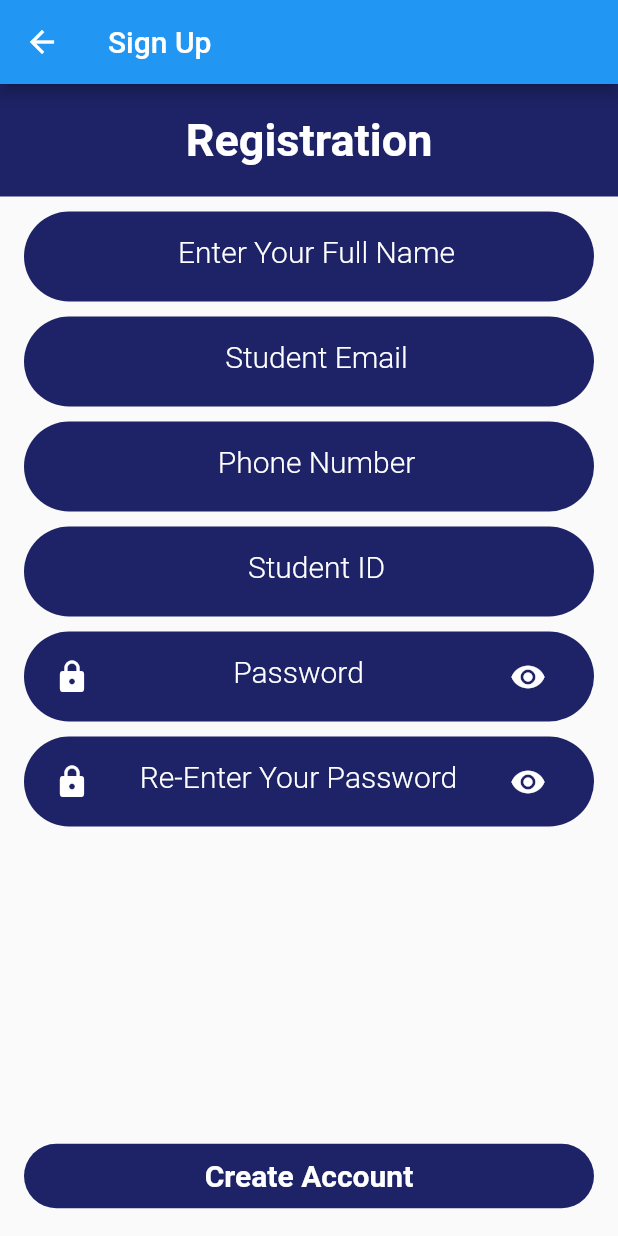
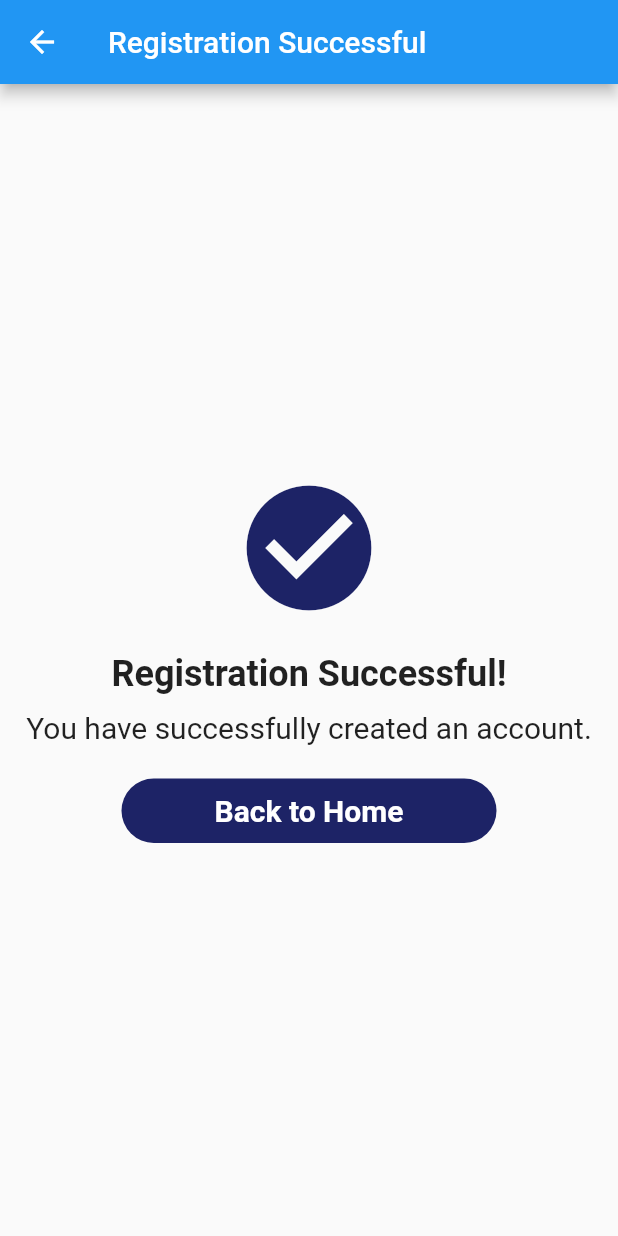
Before and after one commit to rasikasrimal/MadiCare_MAD, a Flutter app: the SignUpPage screen opened directly, after a tap on "Create Account", on a phone screen of 412 x 824 dp. Run offline on Flutter 3.47's test engine with Material 2 defaults, Android fonts, the phone set to English and light mode, and no system bars; Roboto replaces fonts that are missing (Helvetica).

Commit message:
Registration Success Page Added

```diff
--- a/medicare/lib/login/signup_page.dart
+++ b/medicare/lib/login/signup_page.dart
@@ -2,6 +2,7 @@ import 'package:flutter/material.dart';
 import 'package:medicare/constants/colors.dart';
 import 'package:medicare/text_buttons/main_text_button.dart';
 import 'package:medicare/text_buttons/username_pass.dart';
+import 'package:medicare/login/successful.dart'; // Import the RegistrationSuccessfulPage
 
 class SignUpPage extends StatelessWidget {
   const SignUpPage({Key? key});
@@ -80,7 +81,13 @@ class SignUpPage extends StatelessWidget {
               child: MainTextButton(
                 text: 'Create Account',
                 onPressed: () {
-                  // Add your create account logic here
+                  // Navigate to the Registration Successful page
+                  Navigator.push(
+                    context,
+                    MaterialPageRoute(
+                      builder: (context) => RegistrationSuccessfulPage(),
+                    ),
+                  );
                 },
               ),
             ),
--- /dev/null
+++ b/medicare/lib/login/successful.dart
@@ -0,0 +1,61 @@
+import 'package:flutter/material.dart';
+import 'package:medicare/constants/colors.dart';
+import 'package:medicare/text_buttons/main_text_button.dart'; // Import your custom MainTextButton
+import 'package:medicare/login/intro_home.dart'; // Import your Home page
+
+class RegistrationSuccessfulPage extends StatelessWidget {
+  const RegistrationSuccessfulPage({Key? key});
+
+  @override
+  Widget build(BuildContext context) {
+    return Scaffold(
+      appBar: AppBar(
+        title: const Text('Registration Successful'),
+      ),
+      body: Center(
+        child: Column(
+          mainAxisAlignment: MainAxisAlignment.center,
+          children: <Widget>[
+            const Icon(
+              Icons.check_circle,
+              color: mainColor,
+              size: 100,
+            ),
+            const SizedBox(height: 20),
+            const Text(
+              'Registration Successful!',
+              style: TextStyle(
+                fontSize: 24,
+                fontWeight: FontWeight.bold,
+              ),
+            ),
+            const SizedBox(height: 10),
+            const Text(
+              'You have successfully created an account.',
+              style: TextStyle(
+                fontSize: 20, // Adjust the font size as needed
+              ),
+              textAlign: TextAlign.center,
+            ),
+            const SizedBox(height: 20),
+            Container(
+              // Wrap both the text and button in a container
+              width: 250, // Set the width to match the desired width
+              child: MainTextButton(
+                // Use your custom MainTextButton
+                text: 'Back to Home',
+                onPressed: () {
+                  Navigator.pushAndRemoveUntil(
+                    context,
+                    MaterialPageRoute(builder: (context) => const Home()),
+                    (route) => false,
+                  );
+                },
+              ),
+            ),
+          ],
+        ),
+      ),
+    );
+  }
+}
```
